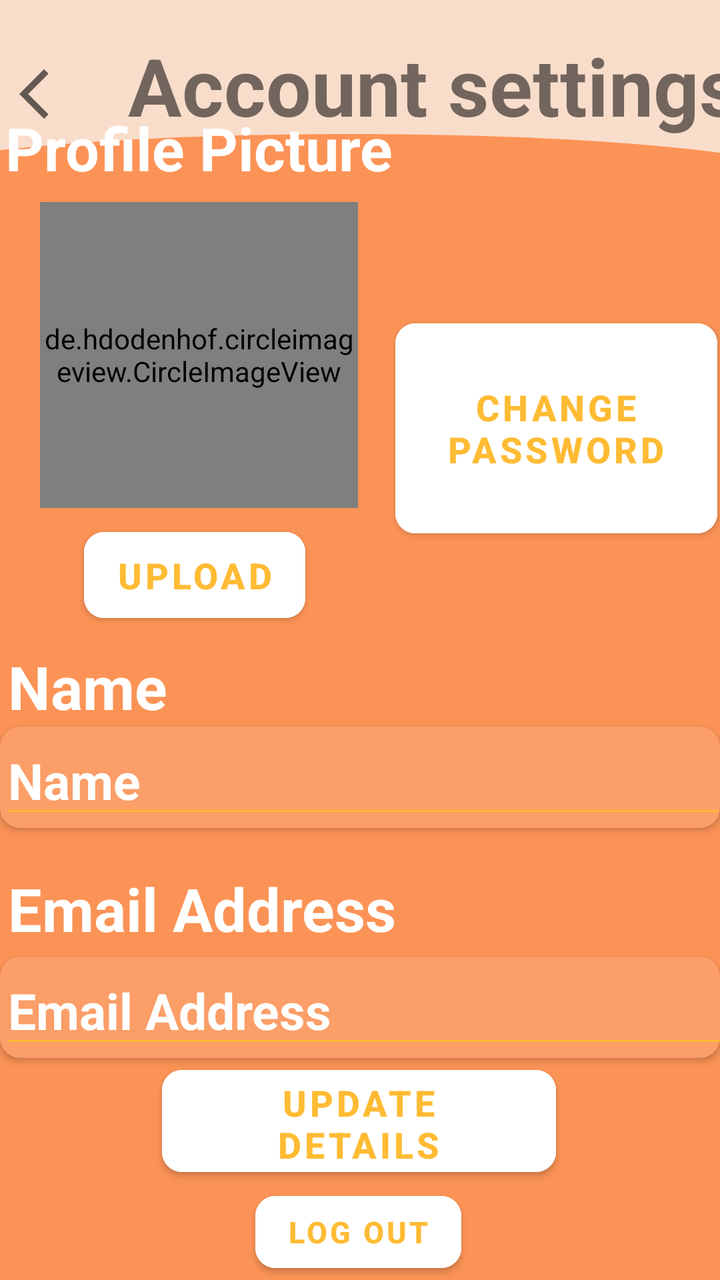
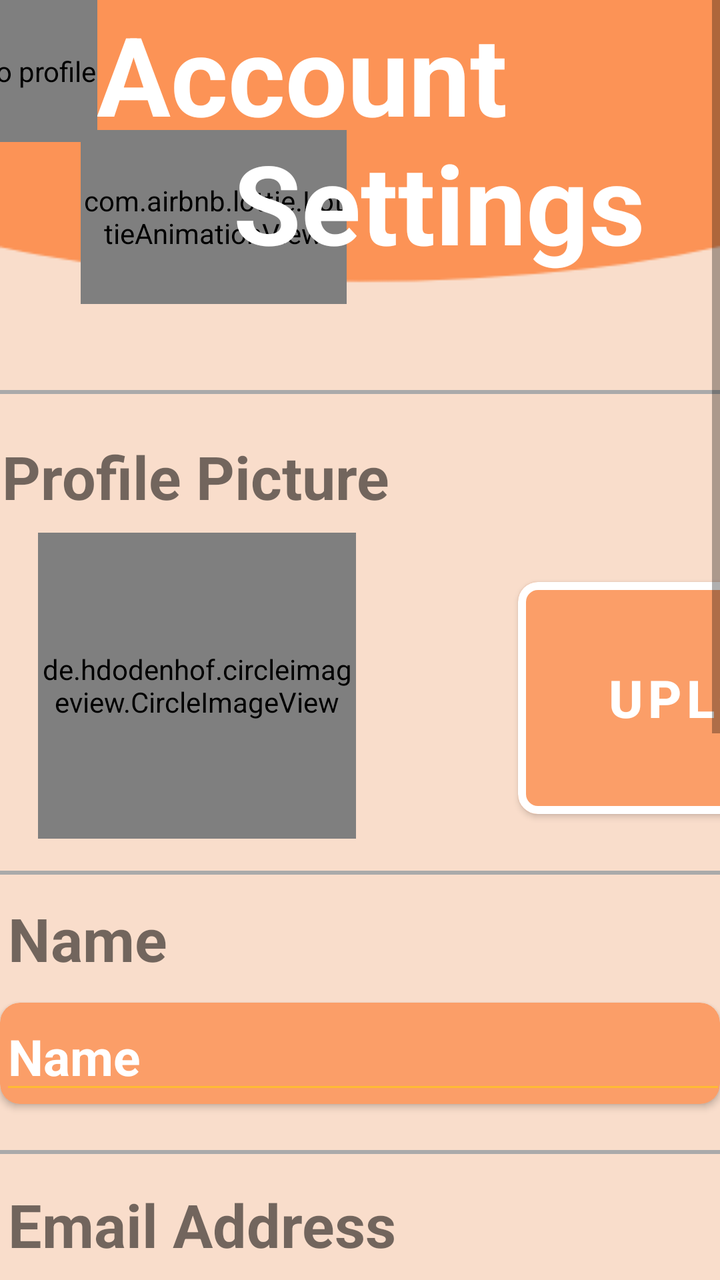

Compare the two renders of this Android layout. The source of the first and the diff that turns it into the second are given below.
<!-- AndroidManifest.xml: application theme AppTheme -->
<!-- res/layout/settings_fragment.xml -->
<?xml version="1.0" encoding="utf-8"?>
<FrameLayout xmlns:android="http://schemas.android.com/apk/res/android"
    xmlns:tools="http://schemas.android.com/tools"
    android:layout_width="match_parent"
    android:layout_height="match_parent"
    xmlns:app="http://schemas.android.com/apk/res-auto"
    tools:context=".fragments.ProfileFragment"
    android:background="@drawable/backgroundsunsettings">

    

    <androidx.constraintlayout.widget.ConstraintLayout
        android:layout_width="match_parent"
        android:layout_height="match_parent">


        <TextView
            android:id="@+id/settings_nameTitle"
            android:layout_width="wrap_content"
            android:layout_height="wrap_content"
            android:layout_marginStart="4dp"
            android:layout_marginTop="8dp"
            android:text="@string/name"
            android:textColor="@android:color/white"
            android:textColorHint="#FFFFFF"
            android:textSize="30sp"
            android:textStyle="bold"
            app:backgroundTint="@android:color/holo_orange_light"
            app:layout_constraintStart_toStartOf="parent"
            app:layout_constraintTop_toBottomOf="@+id/changeImageButton" />

        <TextView
            android:id="@+id/settings_profilepicture"
            android:layout_width="wrap_content"
            android:layout_height="wrap_content"
            android:layout_marginStart="4dp"
            android:layout_marginTop="40dp"
            android:layout_marginEnd="194dp"
            android:layout_marginBottom="5dp"
            android:text="Profile Picture"
            android:textColor="@android:color/white"
            android:textColorHint="#FFFFFF"
            android:textSize="30sp"
            android:textStyle="bold"
            app:backgroundTint="@android:color/holo_orange_light"
            app:layout_constraintBottom_toTopOf="@+id/profile_picture_settings"
            app:layout_constraintEnd_toEndOf="parent"
            app:layout_constraintHorizontal_bias="0.05"
            app:layout_constraintStart_toStartOf="parent"
            app:layout_constraintTop_toBottomOf="@+id/settings_Account"
            app:layout_constraintVertical_bias="0.69" />

        <de.hdodenhof.circleimageview.CircleImageView
            android:id="@+id/profile_picture_settings"
            android:layout_width="159dp"
            android:layout_height="153dp"
            android:layout_marginStart="20dp"
            android:layout_marginTop="2dp"
            android:layout_marginEnd="99dp"
            android:layout_marginBottom="4dp"
            android:drawingCacheQuality="high"
            android:gravity="center"
            android:src="@drawable/profiledefault"
            app:civ_border_color="@android:color/white"
            app:civ_border_width="7dp"
            app:layout_constraintBottom_toTopOf="@+id/changeImageButton"
            app:layout_constraintEnd_toEndOf="parent"
            app:layout_constraintHorizontal_bias="0.0"
            app:layout_constraintStart_toStartOf="parent"
            app:layout_constraintTop_toBottomOf="@+id/settings_profilepicture" />

        <androidx.cardview.widget.CardView
            android:id="@+id/cardView"
            android:layout_width="match_parent"
            android:layout_height="wrap_content"
            android:gravity="center"
            app:cardBackgroundColor="#FB9E68"
            app:cardCornerRadius="10dp"
            app:layout_constraintEnd_toEndOf="parent"
            app:layout_constraintHorizontal_bias="1.0"
            app:layout_constraintStart_toStartOf="parent"
            app:layout_constraintTop_toBottomOf="@+id/settings_nameTitle">

            <com.google.android.material.textfield.TextInputEditText
                android:id="@+id/settings_name"
                android:layout_width="363dp"
                android:layout_height="match_parent"
                android:layout_marginStart="0dp"
                android:layout_marginEnd="0dp"
                android:layout_marginBottom="0dp"
                android:text="@string/name"
                android:maxLength="8"
                android:textColor="@android:color/white"
                android:textColorHint="#FFFFFF"
                android:textSize="25sp"
                android:textStyle="bold"
                app:backgroundTint="@android:color/holo_orange_light" />

        </androidx.cardview.widget.CardView>

        <androidx.cardview.widget.CardView
            android:id="@+id/cardView2"
            android:layout_width="match_parent"
            android:layout_height="wrap_content"
            android:layout_marginTop="4dp"
            app:cardBackgroundColor="#FB9E68"
            app:cardCornerRadius="10dp"
            app:layout_constraintEnd_toEndOf="parent"
            app:layout_constraintHorizontal_bias="0.0"
            app:layout_constraintStart_toStartOf="parent"
            app:layout_constraintTop_toBottomOf="@+id/settings_emailTitle">

            <com.google.android.material.textfield.TextInputEditText
                android:id="@+id/settings_email"
                android:layout_width="368dp"
                android:layout_height="match_parent"
                android:layout_marginStart="0dp"
                android:text="@string/email_address"
                android:textColor="@android:color/white"
                android:textSize="25sp"
                android:textStyle="bold"
                app:backgroundTint="@android:color/holo_orange_light" />
        </androidx.cardview.widget.CardView>

        <com.google.android.material.button.MaterialButton
            android:id="@+id/updateDetailsButton"
            android:layout_width="197dp"
            android:layout_height="63dp"
            android:layout_marginStart="140dp"
            android:layout_marginEnd="140dp"
            android:backgroundTint="@android:color/white"
            android:gravity="center"
            android:text="@string/update_details"
            android:textColor="@android:color/holo_orange_light"
            android:textSize="18sp"
            android:textStyle="bold"
            app:cornerRadius="10dp"
            app:layout_constraintBottom_toTopOf="@+id/signOutButton"
            app:layout_constraintEnd_toEndOf="parent"
            app:layout_constraintHorizontal_bias="0.506"
            app:layout_constraintStart_toStartOf="parent"
            app:layout_constraintTop_toBottomOf="@+id/cardView2"

            app:strokeColor="@android:color/white"
            app:strokeWidth="0dp" />

        <com.google.android.material.button.MaterialButton
            android:id="@+id/signOutButton"
            android:layout_width="wrap_content"
            android:layout_height="wrap_content"
            android:layout_marginStart="155dp"
            android:layout_marginEnd="154dp"
            android:backgroundTint="@android:color/white"
            android:gravity="center"
            android:text="@string/log_out"
            android:textColor="@android:color/holo_orange_light"
            android:textSize="15sp"
            android:textStyle="bold"
            app:cornerRadius="10dp"
            app:layout_constraintBottom_toBottomOf="parent"
            app:layout_constraintEnd_toEndOf="parent"
            app:layout_constraintHorizontal_bias="0.526"
            app:layout_constraintStart_toStartOf="parent"
            app:layout_constraintTop_toBottomOf="@+id/updateDetailsButton"
            app:strokeColor="@android:color/white"
            app:strokeWidth="0dp" />

        <com.google.android.material.button.MaterialButton
            android:id="@+id/changePasswordButton"
            android:layout_width="161dp"
            android:layout_height="117dp"
            android:layout_marginStart="30dp"
            android:layout_marginEnd="20dp"
            android:backgroundTint="@android:color/white"
            android:gravity="center"
            android:text="Change password"
            android:textColor="@android:color/holo_orange_light"
            android:textSize="18sp"
            android:textStyle="bold"
            app:cornerRadius="10dp"
            app:layout_constraintBottom_toTopOf="@+id/cardView"
            app:layout_constraintEnd_toEndOf="parent"
            app:layout_constraintHorizontal_bias="0.388"
            app:layout_constraintStart_toEndOf="@+id/profile_picture_settings"
            app:layout_constraintTop_toBottomOf="@+id/settings_Account"
            app:layout_constraintVertical_bias="0.488"
            app:strokeColor="@android:color/white"
            app:strokeWidth="0dp" />

        <TextView
            android:id="@+id/settings_Account"
            android:layout_width="wrap_content"
            android:layout_height="0dp"
            android:layout_marginStart="64dp"
            android:layout_marginTop="16dp"
            android:layout_marginEnd="64dp"
            android:text="Account settings"
            android:textSize="40sp"
            android:textStyle="bold"
            app:backgroundTint="@android:color/holo_orange_light"
            app:layout_constraintEnd_toEndOf="parent"
            app:layout_constraintHorizontal_bias="0.0"
            app:layout_constraintStart_toStartOf="parent"
            app:layout_constraintTop_toTopOf="parent" />

        <TextView
            android:id="@+id/settings_emailTitle"
            android:layout_width="wrap_content"
            android:layout_height="wrap_content"
            android:layout_marginStart="4dp"
            android:layout_marginTop="20dp"
            android:layout_marginEnd="212dp"
            android:text="@string/email_address"
            android:textColor="@android:color/white"
            android:textColorHint="#FFFFFF"
            android:textSize="30sp"
            android:textStyle="bold"
            app:backgroundTint="@android:color/holo_orange_light"
            app:layout_constraintEnd_toEndOf="parent"
            app:layout_constraintHorizontal_bias="0.0"
            app:layout_constraintStart_toStartOf="parent"
            app:layout_constraintTop_toBottomOf="@+id/cardView" />

        <com.google.android.material.button.MaterialButton
            android:id="@+id/changeImageButton"
            android:layout_width="wrap_content"
            android:layout_height="55dp"
            android:layout_marginStart="42dp"
            android:layout_marginTop="2dp"
            android:layout_marginEnd="240dp"
            android:layout_marginBottom="8dp"
            android:backgroundTint="@android:color/white"
            android:gravity="center"
            android:text="@string/upload"
            android:textColor="@android:color/holo_orange_light"
            android:textSize="18sp"
            android:textStyle="bold"
            app:backgroundTint="@android:color/white"
            app:cornerRadius="10dp"
            app:layout_constraintBottom_toTopOf="@+id/settings_nameTitle"
            app:layout_constraintEnd_toEndOf="parent"
            app:layout_constraintHorizontal_bias="0.0"
            app:layout_constraintStart_toStartOf="parent"
            app:layout_constraintTop_toBottomOf="@+id/profile_picture_settings"
            app:strokeColor="@android:color/white"
            app:strokeWidth="0dp" />

        <ImageView
            android:id="@+id/back_settings"
            android:layout_width="33dp"
            android:layout_height="30dp"
            android:layout_marginStart="8dp"
            android:layout_marginTop="32dp"
            android:gravity="center_vertical"
            android:src="@drawable/back_arrow"
            app:layout_constraintStart_toStartOf="parent"
            app:layout_constraintTop_toTopOf="parent" />


    </androidx.constraintlayout.widget.ConstraintLayout>


</FrameLayout>
<!-- resources referenced by this layout -->
<resources>
  <!-- drawable back_arrow (drawable) -->
  <vector xmlns:android="http://schemas.android.com/apk/res/android"
      android:width="24dp"
      android:height="24dp"
      android:viewportWidth="24"
      android:viewportHeight="24"
      android:tint="?attr/colorControlNormal">
    <path
        android:fillColor="@android:color/white"
        android:pathData="M11.67,3.87L9.9,2.1 0,12l9.9,9.9 1.77,-1.77L3.54,12z"/>
  </vector>
  <!-- drawable backgroundsunsettings: png bitmap (drawable, 77660 bytes) -->
  <!-- drawable profiledefault: png bitmap (drawable, 70430 bytes) -->
  <string name="email_address">Email Address</string>
  <string name="log_out">Log out</string>
  <string name="name">Name</string>
  <string name="update_details">Update details</string>
  <string name="upload">Upload</string>
  <style name="AppTheme" parent="Theme.MaterialComponents.Light.NoActionBar">
          
          <item name="colorPrimary">@color/colorPrimary</item>
          <item name="colorPrimaryDark">@color/colorPrimaryDark</item>
          <item name="colorAccent">@color/colorAccent</item>
      </style>
  <color name="colorPrimary">#FEB06A</color>
  <color name="colorPrimaryDark">#3700B3</color>
  <color name="colorAccent">#da5d03</color>
</resources>

<!-- the commit's change to res/layout/settings_fragment.xml (unified diff, before → after) -->
@@ -3,25 +3,112 @@
     xmlns:tools="http://schemas.android.com/tools"
     android:layout_width="match_parent"
     android:layout_height="match_parent"
+    android:noHistory="true"
     xmlns:app="http://schemas.android.com/apk/res-auto"
-    tools:context=".fragments.ProfileFragment"
-    android:background="@drawable/backgroundsunsettings">
+    tools:context=".fragments.ProfileFragment">
 
     
+
+
+    <ScrollView
+        android:layout_width="match_parent"
+        android:layout_height="match_parent"
+        android:fillViewport="true"
+        android:background="@drawable/backgroundaccount">
 
     <androidx.constraintlayout.widget.ConstraintLayout
         android:layout_width="match_parent"
-        android:layout_height="match_parent">
-
+        android:layout_height="wrap_content">
+
+
+        <com.airbnb.lottie.LottieAnimationView
+            android:id="@+id/animationView"
+            android:layout_width="133dp"
+            android:layout_height="87dp"
+            android:layout_marginStart="30dp"
+            android:layout_marginTop="65dp"
+            app:layout_constraintEnd_toEndOf="parent"
+            app:layout_constraintHorizontal_bias="0.052"
+            app:layout_constraintStart_toStartOf="parent"
+            app:layout_constraintTop_toTopOf="parent"
+            app:lottie_autoPlay="true"
+            app:lottie_loop="false"
+            app:lottie_rawRes="@raw/profile_upload"
+            app:lottie_repeatMode="restart"
+            app:lottie_speed="0.2" />
+
+        <View
+            android:id="@+id/view4"
+            android:layout_width="match_parent"
+            android:layout_height="2dp"
+            android:layout_marginTop="52dp"
+            android:background="@android:color/darker_gray"
+            app:layout_constraintEnd_toEndOf="parent"
+            app:layout_constraintHorizontal_bias="0.0"
+            app:layout_constraintStart_toStartOf="parent"
+            app:layout_constraintTop_toBottomOf="@+id/settings_Account" />
+
+        <View
+            android:id="@+id/view3"
+            android:layout_width="match_parent"
+            android:layout_height="2dp"
+            android:layout_marginTop="16dp"
+            android:background="@android:color/darker_gray"
+            app:layout_constraintEnd_toEndOf="parent"
+            app:layout_constraintHorizontal_bias="1.0"
+            app:layout_constraintStart_toStartOf="parent"
+            app:layout_constraintTop_toBottomOf="@+id/profile_picture_settings" />
+
+        <View
+            android:layout_width="match_parent"
+            android:layout_height="2dp"
+            android:layout_marginTop="23dp"
+            android:background="@android:color/darker_gray"
+            app:layout_constraintEnd_toEndOf="parent"
+            app:layout_constraintStart_toStartOf="parent"
+            app:layout_constraintTop_toBottomOf="@+id/cardView" />
+
+
+        <View
+            android:id="@+id/view"
+            android:layout_width="match_parent"
+            android:layout_height="2dp"
+            android:layout_marginTop="32dp"
+            android:background="@android:color/darker_gray"
+            app:layout_constraintEnd_toEndOf="parent"
+            app:layout_constraintHorizontal_bias="1.0"
+            app:layout_constraintStart_toStartOf="parent"
+            app:layout_constraintTop_toBottomOf="@+id/cardView2" />
+
+        <View
+            android:id="@+id/view2"
+            android:layout_width="match_parent"
+            android:layout_height="2dp"
+            android:layout_marginTop="28dp"
+            android:background="@android:color/darker_gray"
+            app:layout_constraintEnd_toEndOf="parent"
+            app:layout_constraintHorizontal_bias="0.0"
+            app:layout_constraintStart_toStartOf="parent"
+            app:layout_constraintTop_toBottomOf="@+id/changePasswordButton" />
+
+        <View
+            android:layout_width="match_parent"
+            android:layout_height="2dp"
+            android:layout_marginTop="36dp"
+            android:background="@android:color/darker_gray"
+            app:layout_constraintEnd_toEndOf="parent"
+            app:layout_constraintHorizontal_bias="0.0"
+            app:layout_constraintStart_toStartOf="parent"
+            app:layout_constraintTop_toBottomOf="@+id/updateDetailsButton" />
 
         <TextView
             android:id="@+id/settings_nameTitle"
             android:layout_width="wrap_content"
             android:layout_height="wrap_content"
             android:layout_marginStart="4dp"
-            android:layout_marginTop="8dp"
+            android:layout_marginTop="36dp"
             android:text="@string/name"
-            android:textColor="@android:color/white"
+
             android:textColorHint="#FFFFFF"
             android:textSize="30sp"
             android:textStyle="bold"
@@ -34,37 +121,34 @@
             android:layout_width="wrap_content"
             android:layout_height="wrap_content"
             android:layout_marginStart="4dp"
-            android:layout_marginTop="40dp"
+            android:layout_marginTop="75dp"
             android:layout_marginEnd="194dp"
             android:layout_marginBottom="5dp"
-            android:text="Profile Picture"
-            android:textColor="@android:color/white"
+            android:text="@string/profile_picture"
             android:textColorHint="#FFFFFF"
             android:textSize="30sp"
             android:textStyle="bold"
             app:backgroundTint="@android:color/holo_orange_light"
             app:layout_constraintBottom_toTopOf="@+id/profile_picture_settings"
             app:layout_constraintEnd_toEndOf="parent"
-            app:layout_constraintHorizontal_bias="0.05"
+            app:layout_constraintHorizontal_bias="0.103"
             app:layout_constraintStart_toStartOf="parent"
             app:layout_constraintTop_toBottomOf="@+id/settings_Account"
-            app:layout_constraintVertical_bias="0.69" />
+            app:layout_constraintVertical_bias="0.865" />
 
         <de.hdodenhof.circleimageview.CircleImageView
             android:id="@+id/profile_picture_settings"
             android:layout_width="159dp"
             android:layout_height="153dp"
-            android:layout_marginStart="20dp"
-            android:layout_marginTop="2dp"
-            android:layout_marginEnd="99dp"
-            android:layout_marginBottom="4dp"
+            android:layout_marginStart="19dp"
+            android:layout_marginTop="8dp"
+            android:layout_marginEnd="31dp"
             android:drawingCacheQuality="high"
             android:gravity="center"
             android:src="@drawable/profiledefault"
             app:civ_border_color="@android:color/white"
             app:civ_border_width="7dp"
-            app:layout_constraintBottom_toTopOf="@+id/changeImageButton"
-            app:layout_constraintEnd_toEndOf="parent"
+            app:layout_constraintEnd_toStartOf="@+id/changeImageButton"
             app:layout_constraintHorizontal_bias="0.0"
             app:layout_constraintStart_toStartOf="parent"
             app:layout_constraintTop_toBottomOf="@+id/settings_profilepicture" />
@@ -73,6 +157,7 @@
             android:id="@+id/cardView"
             android:layout_width="match_parent"
             android:layout_height="wrap_content"
+            android:layout_marginTop="12dp"
             android:gravity="center"
             app:cardBackgroundColor="#FB9E68"
             app:cardCornerRadius="10dp"
@@ -88,10 +173,10 @@
                 android:layout_marginStart="0dp"
                 android:layout_marginEnd="0dp"
                 android:layout_marginBottom="0dp"
+                android:maxLength="8"
                 android:text="@string/name"
-                android:maxLength="8"
                 android:textColor="@android:color/white"
-                android:textColorHint="#FFFFFF"
+                android:textColorHint="#696969"
                 android:textSize="25sp"
                 android:textStyle="bold"
                 app:backgroundTint="@android:color/holo_orange_light" />
@@ -102,7 +187,7 @@
             android:id="@+id/cardView2"
             android:layout_width="match_parent"
             android:layout_height="wrap_content"
-            android:layout_marginTop="4dp"
+            android:layout_marginTop="12dp"
             app:cardBackgroundColor="#FB9E68"
             app:cardCornerRadius="10dp"
             app:layout_constraintEnd_toEndOf="parent"
@@ -124,33 +209,35 @@
 
         <com.google.android.material.button.MaterialButton
             android:id="@+id/updateDetailsButton"
-            android:layout_width="197dp"
-            android:layout_height="63dp"
-            android:layout_marginStart="140dp"
-            android:layout_marginEnd="140dp"
-            android:backgroundTint="@android:color/white"
+            android:layout_width="200dp"
+            android:layout_height="90dp"
+            android:layout_marginStart="220dp"
+            android:layout_marginTop="204dp"
+            android:layout_marginEnd="20dp"
+            android:backgroundTint="#FB9E68"
             android:gravity="center"
             android:text="@string/update_details"
-            android:textColor="@android:color/holo_orange_light"
+            android:textColor="@android:color/white"
             android:textSize="18sp"
             android:textStyle="bold"
             app:cornerRadius="10dp"
-            app:layout_constraintBottom_toTopOf="@+id/signOutButton"
-            app:layout_constraintEnd_toEndOf="parent"
-            app:layout_constraintHorizontal_bias="0.506"
+            app:layout_constraintEnd_toEndOf="parent"
+            app:layout_constraintHorizontal_bias="0.7"
             app:layout_constraintStart_toStartOf="parent"
             app:layout_constraintTop_toBottomOf="@+id/cardView2"
-
             app:strokeColor="@android:color/white"
-            app:strokeWidth="0dp" />
+            app:strokeWidth="4dp" />
 
         <com.google.android.material.button.MaterialButton
             android:id="@+id/signOutButton"
             android:layout_width="wrap_content"
             android:layout_height="wrap_content"
             android:layout_marginStart="155dp"
+            android:layout_marginTop="60dp"
             android:layout_marginEnd="154dp"
+            android:layout_marginBottom="20dp"
             android:backgroundTint="@android:color/white"
+            app:rippleColor="@android:color/holo_orange_light"
             android:gravity="center"
             android:text="@string/log_out"
             android:textColor="@android:color/holo_orange_light"
@@ -159,47 +246,47 @@
             app:cornerRadius="10dp"
             app:layout_constraintBottom_toBottomOf="parent"
             app:layout_constraintEnd_toEndOf="parent"
-            app:layout_constraintHorizontal_bias="0.526"
+            app:layout_constraintHorizontal_bias="0.42"
             app:layout_constraintStart_toStartOf="parent"
             app:layout_constraintTop_toBottomOf="@+id/updateDetailsButton"
+            app:layout_constraintVertical_bias="0.202"
             app:strokeColor="@android:color/white"
             app:strokeWidth="0dp" />
 
         <com.google.android.material.button.MaterialButton
             android:id="@+id/changePasswordButton"
-            android:layout_width="161dp"
-            android:layout_height="117dp"
-            android:layout_marginStart="30dp"
+            android:layout_width="200dp"
+            android:layout_height="90dp"
+            android:layout_marginStart="220dp"
+            android:layout_marginTop="20dp"
             android:layout_marginEnd="20dp"
-            android:backgroundTint="@android:color/white"
+            android:backgroundTint="#FB9E68"
             android:gravity="center"
             android:text="Change password"
-            android:textColor="@android:color/holo_orange_light"
+            android:textColor="@android:color/white"
             android:textSize="18sp"
             android:textStyle="bold"
             app:cornerRadius="10dp"
-            app:layout_constraintBottom_toTopOf="@+id/cardView"
-            app:layout_constraintEnd_toEndOf="parent"
-            app:layout_constraintHorizontal_bias="0.388"
-            app:layout_constraintStart_toEndOf="@+id/profile_picture_settings"
-            app:layout_constraintTop_toBottomOf="@+id/settings_Account"
-            app:layout_constraintVertical_bias="0.488"
+            app:layout_constraintEnd_toEndOf="parent"
+            app:layout_constraintHorizontal_bias="0.733"
+            app:layout_constraintStart_toStartOf="parent"
+            app:layout_constraintTop_toBottomOf="@+id/view"
             app:strokeColor="@android:color/white"
-            app:strokeWidth="0dp" />
+            app:strokeWidth="4dp" />
 
         <TextView
             android:id="@+id/settings_Account"
-            android:layout_width="wrap_content"
-            android:layout_height="0dp"
-            android:layout_marginStart="64dp"
-            android:layout_marginTop="16dp"
-            android:layout_marginEnd="64dp"
-            android:text="Account settings"
-            android:textSize="40sp"
-            android:textStyle="bold"
-            app:backgroundTint="@android:color/holo_orange_light"
-            app:layout_constraintEnd_toEndOf="parent"
-            app:layout_constraintHorizontal_bias="0.0"
+            android:layout_width="278dp"
+            android:layout_height="143dp"
+            android:layout_marginStart="50dp"
+            android:layout_marginEnd="35dp"
+            android:text="Account \n     Settings"
+            android:textColor="@android:color/white"
+            android:textSize="55sp"
+            android:textStyle="bold"
+            app:backgroundTint="@android:color/white"
+            app:layout_constraintEnd_toEndOf="parent"
+            app:layout_constraintHorizontal_bias="0.647"
             app:layout_constraintStart_toStartOf="parent"
             app:layout_constraintTop_toTopOf="parent" />
 
@@ -208,10 +295,9 @@
             android:layout_width="wrap_content"
             android:layout_height="wrap_content"
             android:layout_marginStart="4dp"
-            android:layout_marginTop="20dp"
+            android:layout_marginTop="40dp"
             android:layout_marginEnd="212dp"
             android:text="@string/email_address"
-            android:textColor="@android:color/white"
             android:textColorHint="#FFFFFF"
             android:textSize="30sp"
             android:textStyle="bold"
@@ -220,44 +306,84 @@
             app:layout_constraintHorizontal_bias="0.0"
             app:layout_constraintStart_toStartOf="parent"
             app:layout_constraintTop_toBottomOf="@+id/cardView" />
+
+        <TextView
+            android:id="@+id/settings_password"
+            android:layout_width="wrap_content"
+            android:layout_height="wrap_content"
+            android:layout_marginStart="4dp"
+            android:layout_marginTop="40dp"
+            android:layout_marginEnd="212dp"
+            android:text="@string/password"
+            android:textColorHint="#FFFFFF"
+            android:textSize="30sp"
+            android:textStyle="bold"
+            app:backgroundTint="@android:color/holo_orange_light"
+            app:layout_constraintEnd_toEndOf="parent"
+            app:layout_constraintHorizontal_bias="0.0"
+            app:layout_constraintStart_toStartOf="parent"
+            app:layout_constraintTop_toBottomOf="@+id/view" />
+
+        <TextView
+            android:id="@+id/settings_password2"
+            android:layout_width="188dp"
+            android:layout_height="94dp"
+            android:layout_marginStart="4dp"
+            android:layout_marginTop="36dp"
+            android:layout_marginEnd="212dp"
+            android:text="@string/confirm_your_changes"
+            android:textColorHint="#FFFFFF"
+            android:textSize="30sp"
+            android:textStyle="bold"
+            app:backgroundTint="@android:color/holo_orange_light"
+            app:layout_constraintEnd_toEndOf="parent"
+            app:layout_constraintHorizontal_bias="0.0"
+            app:layout_constraintStart_toStartOf="parent"
+            app:layout_constraintTop_toBottomOf="@+id/view2" />
 
         <com.google.android.material.button.MaterialButton
             android:id="@+id/changeImageButton"
-            android:layout_width="wrap_content"
-            android:layout_height="55dp"
-            android:layout_marginStart="42dp"
-            android:layout_marginTop="2dp"
-            android:layout_marginEnd="240dp"
-            android:layout_marginBottom="8dp"
-            android:backgroundTint="@android:color/white"
+            android:layout_width="202dp"
+            android:layout_height="128dp"
+            android:layout_marginStart="27dp"
+            android:layout_marginTop="88dp"
+            android:layout_marginEnd="80dp"
+            android:backgroundTint="#FB9E68"
             android:gravity="center"
             android:text="@string/upload"
-            android:textColor="@android:color/holo_orange_light"
-            android:textSize="18sp"
+            android:textColor="@android:color/white"
+            android:textSize="26sp"
             android:textStyle="bold"
             app:backgroundTint="@android:color/white"
             app:cornerRadius="10dp"
-            app:layout_constraintBottom_toTopOf="@+id/settings_nameTitle"
-            app:layout_constraintEnd_toEndOf="parent"
-            app:layout_constraintHorizontal_bias="0.0"
-            app:layout_constraintStart_toStartOf="parent"
-            app:layout_constraintTop_toBottomOf="@+id/profile_picture_settings"
+            app:layout_constraintEnd_toEndOf="parent"
+            app:layout_constraintHorizontal_bias="0.829"
+            app:layout_constraintStart_toEndOf="@+id/view3"
+            app:layout_constraintTop_toBottomOf="@+id/view4"
             app:strokeColor="@android:color/white"
-            app:strokeWidth="0dp" />
-
-        <ImageView
+            app:rippleColor="@android:color/white"
+            app:strokeWidth="4dp" />
+
+        <com.airbnb.lottie.LottieAnimationView
             android:id="@+id/back_settings"
-            android:layout_width="33dp"
-            android:layout_height="30dp"
-            android:layout_marginStart="8dp"
-            android:layout_marginTop="32dp"
+            android:layout_width="89dp"
+            android:layout_height="71dp"
+            android:contentDescription="@string/back_to_profile"
             android:gravity="center_vertical"
-            android:src="@drawable/back_arrow"
-            app:layout_constraintStart_toStartOf="parent"
-            app:layout_constraintTop_toTopOf="parent" />
+            app:layout_constraintEnd_toStartOf="@+id/settings_Account"
+            app:layout_constraintHorizontal_bias="1.0"
+            app:layout_constraintStart_toStartOf="parent"
+            app:layout_constraintTop_toTopOf="parent"
+            app:lottie_autoPlay="false"
+            app:lottie_colorFilter="@android:color/white"
+            app:lottie_loop="false"
+            app:lottie_rawRes="@raw/up_arrow"
+            app:lottie_repeatMode="restart"
+            app:lottie_speed="5" />
 
 
     </androidx.constraintlayout.widget.ConstraintLayout>
 
+    </ScrollView>
 
 </FrameLayout>
<!-- resource entries referenced after the edit -->
@@ -1,21 +1,14 @@
 <!-- resources referenced by this layout -->
 <resources>
-  <!-- drawable back_arrow (drawable) -->
-  <vector xmlns:android="http://schemas.android.com/apk/res/android"
-      android:width="24dp"
-      android:height="24dp"
-      android:viewportWidth="24"
-      android:viewportHeight="24"
-      android:tint="?attr/colorControlNormal">
-    <path
-        android:fillColor="@android:color/white"
-        android:pathData="M11.67,3.87L9.9,2.1 0,12l9.9,9.9 1.77,-1.77L3.54,12z"/>
-  </vector>
-  <!-- drawable backgroundsunsettings: png bitmap (drawable, 77660 bytes) -->
+  <!-- drawable backgroundaccount: png bitmap (drawable, 7390 bytes) -->
   <!-- drawable profiledefault: png bitmap (drawable, 70430 bytes) -->
+  <string name="back_to_profile">back to profile</string>
+  <string name="confirm_your_changes">Confirm your changes</string>
   <string name="email_address">Email Address</string>
   <string name="log_out">Log out</string>
   <string name="name">Name</string>
+  <string name="password">Password</string>
+  <string name="profile_picture">Profile Picture</string>
   <string name="update_details">Update details</string>
   <string name="upload">Upload</string>
   <style name="AppTheme" parent="Theme.MaterialComponents.Light.NoActionBar">
@@ -23,9 +16,10 @@
           <item name="colorPrimary">@color/colorPrimary</item>
           <item name="colorPrimaryDark">@color/colorPrimaryDark</item>
           <item name="colorAccent">@color/colorAccent</item>
+          
       </style>
   <color name="colorPrimary">#FEB06A</color>
-  <color name="colorPrimaryDark">#3700B3</color>
+  <color name="colorPrimaryDark">#FC9356</color>
   <color name="colorAccent">#da5d03</color>
 </resources>
 
